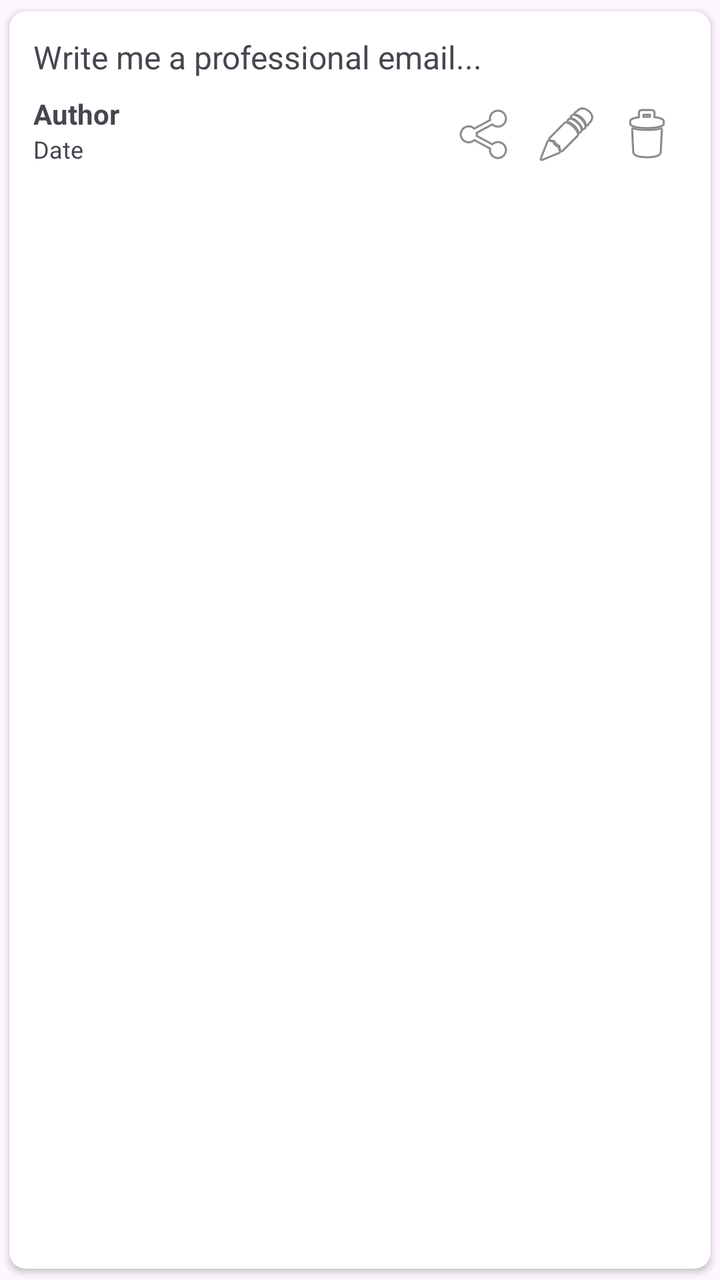
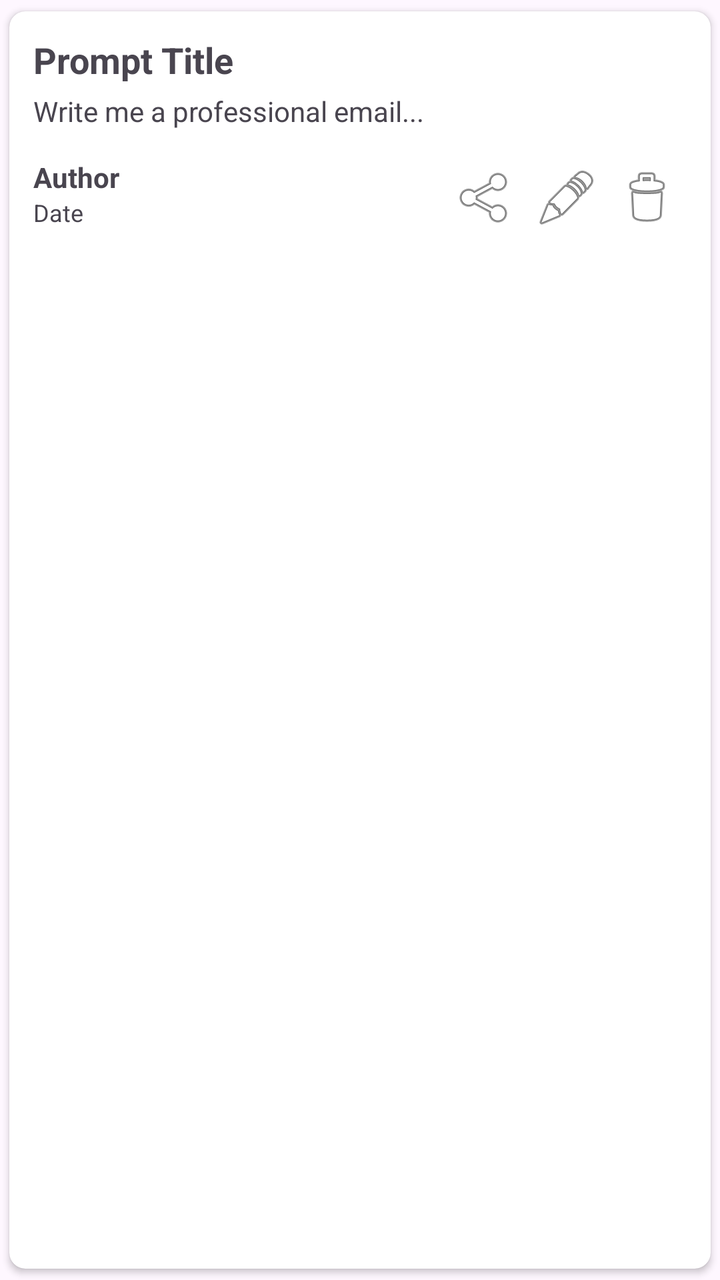

The first picture is an Android layout as it rendered before a commit; the second is the same layout after the commit. The layout source and the unified diff follow.
<!-- AndroidManifest.xml: application theme Theme.BestLLM -->
<!-- res/layout/item_prompt.xml -->
<?xml version="1.0" encoding="utf-8"?>
<androidx.cardview.widget.CardView xmlns:android="http://schemas.android.com/apk/res/android"
    xmlns:card_view="http://schemas.android.com/apk/res-auto"
    android:layout_width="match_parent" android:layout_height="wrap_content"
    android:layout_margin="8dp"
    card_view:cardUseCompatPadding="true"
    card_view:cardCornerRadius="8dp"
    card_view:cardElevation="2dp">

    <LinearLayout
        android:layout_width="match_parent" android:layout_height="wrap_content"
        android:padding="12dp" android:orientation="vertical">

        <TextView
            android:id="@+id/tvPromptText"
            android:layout_width="match_parent" android:layout_height="wrap_content"
            android:text="Write me a professional email..."
            android:textSize="16sp" android:lineSpacingExtra="2dp" />

        <LinearLayout
            android:layout_width="match_parent" android:layout_height="wrap_content"
            android:layout_marginTop="8dp" android:orientation="horizontal">

            <LinearLayout
                android:layout_width="0dp" android:layout_height="wrap_content"
                android:layout_weight="1" android:orientation="vertical">

                <TextView
                    android:id="@+id/tvAuthorName"
                    android:layout_width="wrap_content" android:layout_height="wrap_content"
                    android:text="Author" android:textStyle="bold" />

                <TextView
                    android:id="@+id/tvDate"
                    android:layout_width="wrap_content" android:layout_height="wrap_content"
                    android:text="Date" android:textSize="12sp" />
            </LinearLayout>

            <LinearLayout
                android:layout_width="wrap_content" android:layout_height="wrap_content"
                android:orientation="horizontal">

                <ImageButton
                    android:id="@+id/btnSharePrompt"
                    android:layout_width="40dp" android:layout_height="40dp"
                    android:background="?attr/selectableItemBackgroundBorderless"
                    android:contentDescription="@string/share"
                    android:src="@android:drawable/ic_menu_share" />

                <ImageButton
                    android:id="@+id/btnEditPrompt"
                    android:layout_width="40dp" android:layout_height="40dp"
                    android:background="?attr/selectableItemBackgroundBorderless"
                    android:contentDescription="@string/edit"
                    android:src="@android:drawable/ic_menu_edit" />

                <ImageButton
                    android:id="@+id/btnDeletePrompt"
                    android:layout_width="40dp" android:layout_height="40dp"
                    android:background="?attr/selectableItemBackgroundBorderless"
                    android:contentDescription="@string/delete"
                    android:src="@android:drawable/ic_menu_delete" />
            </LinearLayout>
        </LinearLayout>
    </LinearLayout>
</androidx.cardview.widget.CardView>
<!-- resources referenced by this layout -->
<resources>
  <string name="delete">Delete</string>
  <string name="edit">Edit</string>
  <string name="share">Share</string>
  <style name="Theme.BestLLM" parent="Base.Theme.BestLLM" />
  <style name="Base.Theme.BestLLM" parent="Theme.Material3.DayNight.NoActionBar">
          
          
      </style>
</resources>

<!-- the commit's change to res/layout/item_prompt.xml (unified diff, before → after) -->
@@ -1,5 +1,6 @@
 <?xml version="1.0" encoding="utf-8"?>
 <androidx.cardview.widget.CardView xmlns:android="http://schemas.android.com/apk/res/android"
+    xmlns:app="http://schemas.android.com/apk/res-auto"
     xmlns:card_view="http://schemas.android.com/apk/res-auto"
     android:layout_width="match_parent" android:layout_height="wrap_content"
     android:layout_margin="8dp"
@@ -12,10 +13,29 @@
         android:padding="12dp" android:orientation="vertical">
 
         <TextView
+            android:id="@+id/tvPromptTitle"
+            android:layout_width="match_parent" android:layout_height="wrap_content"
+            android:text="Prompt Title"
+            android:textSize="18sp"
+            android:textStyle="bold"
+            android:layout_marginBottom="4dp" />
+
+        <TextView
             android:id="@+id/tvPromptText"
             android:layout_width="match_parent" android:layout_height="wrap_content"
             android:text="Write me a professional email..."
-            android:textSize="16sp" android:lineSpacingExtra="2dp" />
+            android:textSize="14sp"
+            android:lineSpacingExtra="2dp"
+            android:maxLines="3"
+            android:ellipsize="end" />
+
+        
+        <com.google.android.material.chip.ChipGroup
+            android:id="@+id/chipGroupTags"
+            android:layout_width="match_parent"
+            android:layout_height="wrap_content"
+            android:layout_marginTop="6dp"
+            app:singleLine="true" />
 
         <LinearLayout
             android:layout_width="match_parent" android:layout_height="wrap_content"
